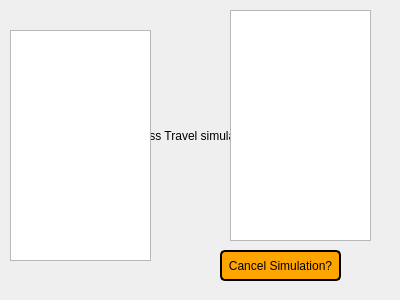
The window that EuropeanVacation/ttravelsimulation.ui (brivero0/TeamMagmar) describes before a commit, drawn with Qt 5.
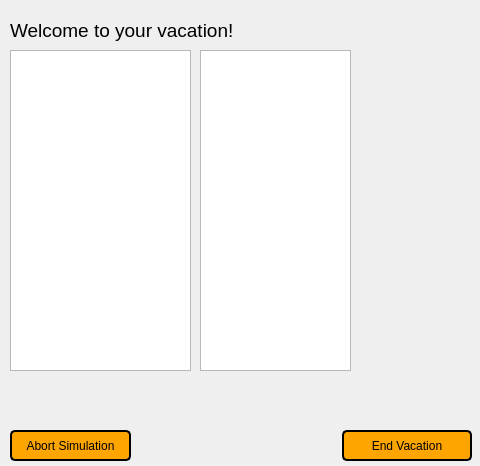
The same window after the commit.

Commit message:
Updating Simulation Wndow
so it displays our tables better.

Patch:
```diff
--- a/EuropeanVacation/ttravelsimulation.ui
+++ b/EuropeanVacation/ttravelsimulation.ui
@@ -6,31 +6,18 @@
    <rect>
     <x>0</x>
     <y>0</y>
-    <width>400</width>
-    <height>300</height>
+    <width>480</width>
+    <height>466</height>
    </rect>
   </property>
   <property name="windowTitle">
    <string>Form</string>
   </property>
-  <widget class="QLabel" name="label">
-   <property name="geometry">
-    <rect>
-     <x>120</x>
-     <y>110</y>
-     <width>161</width>
-     <height>51</height>
-    </rect>
-   </property>
-   <property name="text">
-    <string>BadAss Travel simulation!!!!!!!</string>
-   </property>
-  </widget>
   <widget class="QPushButton" name="exitSimulationButton">
    <property name="geometry">
     <rect>
-     <x>220</x>
-     <y>250</y>
+     <x>10</x>
+     <y>430</y>
      <width>121</width>
      <height>31</height>
     </rect>
@@ -43,27 +30,65 @@
 border-radius: 5px;</string>
    </property>
    <property name="text">
-    <string>Cancel Simulation?</string>
+    <string>Abort Simulation</string>
    </property>
   </widget>
   <widget class="QListWidget" name="listWidget">
    <property name="geometry">
     <rect>
      <x>10</x>
-     <y>30</y>
-     <width>141</width>
-     <height>231</height>
+     <y>50</y>
+     <width>181</width>
+     <height>321</height>
     </rect>
    </property>
   </widget>
   <widget class="QListWidget" name="listWidget_2">
    <property name="geometry">
     <rect>
-     <x>230</x>
+     <x>200</x>
+     <y>50</y>
+     <width>151</width>
+     <height>321</height>
+    </rect>
+   </property>
+  </widget>
+  <widget class="QLabel" name="label">
+   <property name="geometry">
+    <rect>
+     <x>10</x>
      <y>10</y>
-     <width>141</width>
-     <height>231</height>
+     <width>461</width>
+     <height>41</height>
     </rect>
+   </property>
+   <property name="font">
+    <font>
+     <pointsize>14</pointsize>
+    </font>
+   </property>
+   <property name="text">
+    <string>Welcome to your vacation!</string>
+   </property>
+  </widget>
+  <widget class="QPushButton" name="endVacationButton">
+   <property name="geometry">
+    <rect>
+     <x>342</x>
+     <y>430</y>
+     <width>130</width>
+     <height>31</height>
+    </rect>
+   </property>
+   <property name="styleSheet">
+    <string notr="true">background-color:#ffa500;
+border-style: solid;
+border-color: black;
+border-width: 2px;
+border-radius: 5px;</string>
+   </property>
+   <property name="text">
+    <string>End Vacation</string>
    </property>
   </widget>
  </widget>
```
The commit also changes 2 other files.
